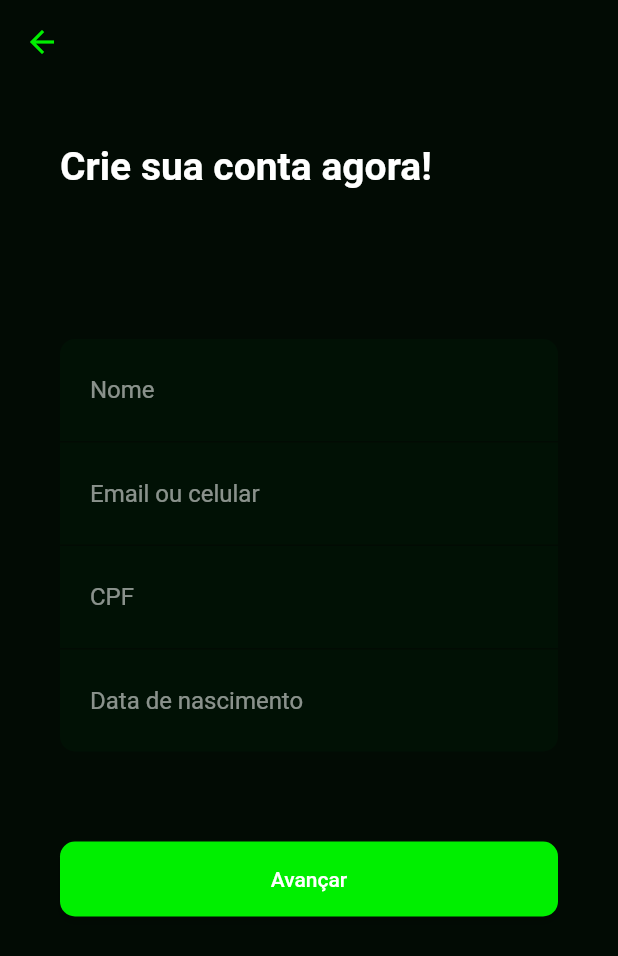
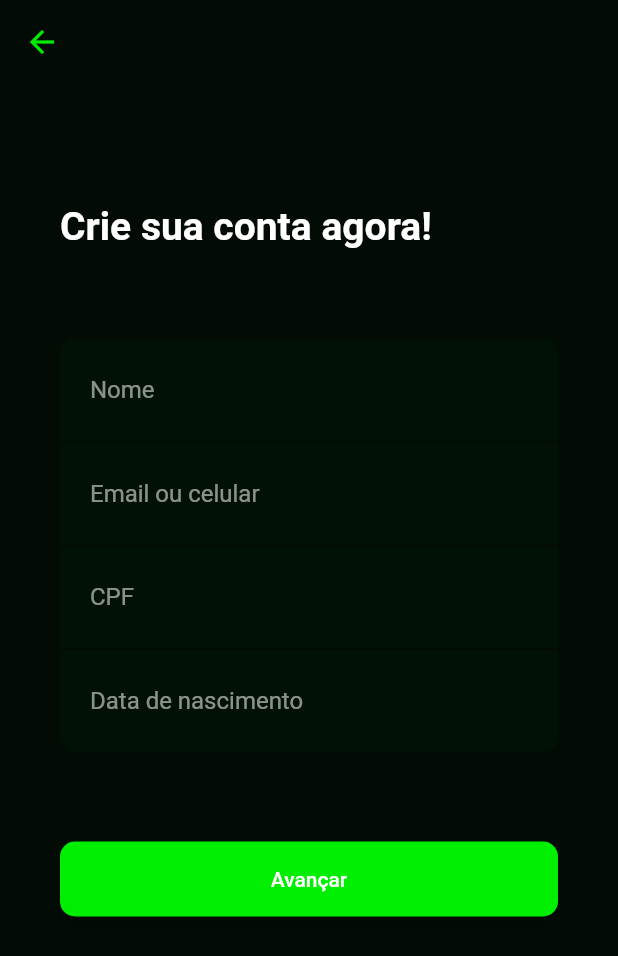
Before and after one commit to JFmaia/my-weed, a Flutter app: the RegistePage screen opened by its route, on a phone screen of 412 x 824 dp. Shown: the top 956 px of the screen. Run offline on Flutter 3.47's test engine with Material 2 defaults, Android fonts, the phone set to English and light mode, and no system bars; our stand-ins replace flutter_mobx, mobx; missing offline and left inert: animated_card; generated files the repository leaves out were written again.

Commit message:
Ajuste na distancia do formulario.

```diff
--- a/myweed/lib/modules/register/registe_page.dart
+++ b/myweed/lib/modules/register/registe_page.dart
@@ -24,7 +24,7 @@ class RegistePage extends StatelessWidget {
               parent: NeverScrollableScrollPhysics(),
             ),
           ),
-          padding: const EdgeInsets.symmetric(horizontal: 40, vertical: 40),
+          padding: const EdgeInsets.symmetric(horizontal: 40, vertical: 80),
           child: Column(
             crossAxisAlignment: CrossAxisAlignment.start,
             children: [
@@ -36,7 +36,7 @@ class RegistePage extends StatelessWidget {
                   fontWeight: FontWeight.bold,
                 ),
               ),
-              SizedBox(height: 100),
+              SizedBox(height: 60),
               Container(
                 decoration: BoxDecoration(
                   borderRadius: BorderRadius.circular(10),
```
